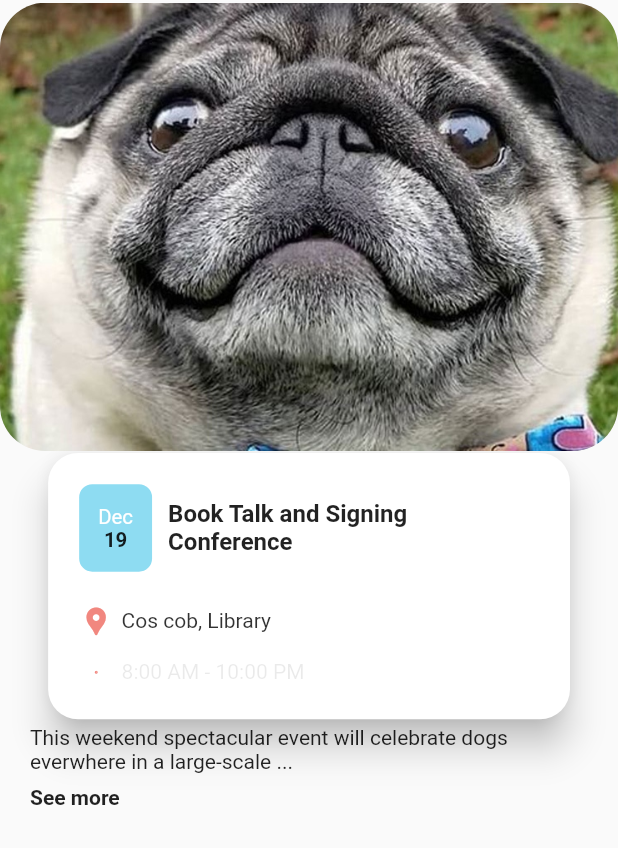
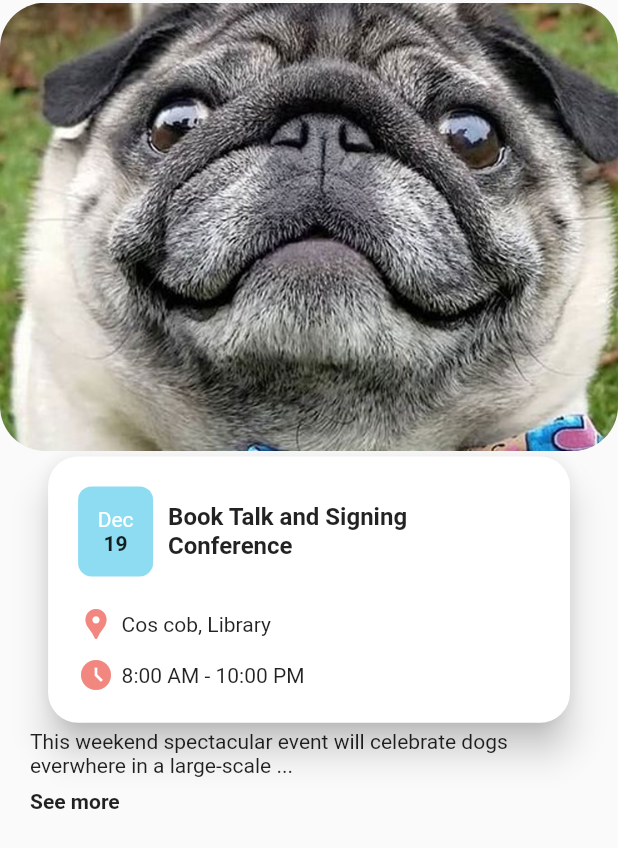
Before and after one commit to larsien/UIChallenge_event_ios_mobile_app_animation_by_ronasit2, a Flutter app: the Page2 screen opened directly, after a tap on "Sun", on a phone screen of 412 x 824 dp. Shown: the top 848 px of the screen. Run offline on Flutter 3.47's test engine with Material 2 defaults, Android fonts, the phone set to English and light mode, and no system bars.

```diff
--- a/lib/page2.dart
+++ b/lib/page2.dart
@@ -41,16 +41,7 @@ class _Page2State extends State<Page2> with SingleTickerProviderStateMixin {
         decoration: const BoxDecoration(color: Colors.white),
         child: Column(
           crossAxisAlignment: CrossAxisAlignment.start,
-          children: [
-            FadeTransition(
-              opacity: headerTextFadeInAnimation,
-              child: SlideTransition(
-                position: headerTextSlideUpAnimation,
-                child: const Header(),
-              ),
-            ),
-            Body(controller: controller)
-          ],
+          children: [const Header(), Body(controller: controller)],
         ),
       ),
     );
@@ -86,16 +77,10 @@ class Body extends StatelessWidget {
                       parent: controller,
                       curve: Interval(0.1 * index, 0.6 + index * 0.1,
                           curve: Curves.linear)));
-          return FadeTransition(
-            opacity: itemOpacityAnimation,
-            child: SlideTransition(
-              position: itemSlideAnimation,
-              child: GestureDetector(
+          return GestureDetector(
             onTap: () => Navigator.push(context, delayedRoute(index)),
             // MaterialPageRoute(builder: (contgext) => Page2(index))),
             child: Item(item: item, index: index),
-              ),
-            ),
           );
         },
       ),
@@ -288,18 +273,9 @@ class _CustomCoffeeAppBarState extends State<CustomCoffeeAppBar> {
   @override
   Widget build(BuildContext context) {
     return Stack(children: [
-      FadeTransition(
-        opacity: cupFadeInAnimation,
-        child: const AppBarBackground(),
-      ),
+      const AppBarBackground(),
       Align(
         alignment: const Alignment(0.5, 0.6),
-        child: CupTransition(
-            //적용 전
-            // animation: animation,
-            movingAnim: cupSlideUpAnimation,
-            rotationAnim: cupRotateAnimation,
-            opacityAnim: cupFadeInAnimation,
         child: SizedBox(
           height: 70,
           //https://www.pngwing.com/en/free-png-zqryl
@@ -307,7 +283,7 @@ class _CustomCoffeeAppBarState extends State<CustomCoffeeAppBar> {
             "images/coffee.png",
             fit: BoxFit.fitHeight,
           ),
-            )),
+        ),
       ),
       const AppBarBottomWhiteBackground(),
       SearchForTextWidget(
@@ -419,8 +395,6 @@ class SearchForTextWidget extends StatelessWidget {
       alignment: Alignment.centerLeft,
       child: Padding(
           padding: const EdgeInsets.only(left: 10),
-          child: FadeTransition(
-            opacity: cupOpacityAnimation,
           child: AnimatedBuilder(
             builder: (context, child) {
               String text =
@@ -432,7 +406,6 @@ class SearchForTextWidget extends StatelessWidget {
                       fontWeight: FontWeight.bold));
             },
             animation: textStepAnimation,
-            ),
           )),
     );
   }
--- a/lib/page3.dart
+++ b/lib/page3.dart
@@ -40,11 +40,7 @@ class _Page3State extends State<Page3> with SingleTickerProviderStateMixin {
         body: Column(
       children: [
         HeaderAppBar(index: widget.index, controller: controller),
-        SlideTransition(
-            position: mainBodySlideUpAnimation,
-            // child: FadeTransition(
-            //   opacity: mainTimeFadeInAnimation,
-            child: Column(
+        Column(
           children: [
             Positioned(
               top: 300,
@@ -58,7 +54,7 @@ class _Page3State extends State<Page3> with SingleTickerProviderStateMixin {
             ),
           ],
           // ),
-            )),
+        ),
       ],
     ));
   }
@@ -159,10 +155,7 @@ class _BodyMainInfoWidgetState extends State<BodyMainInfoWidget> {
               children: [
                 Row(
                   children: [
-                    ScaleTransition(
-                      scale: calendarScaleUpAnimation,
-                      child: const Calendar(),
-                    ),
+                    const Calendar(),
                     const SizedBox(width: 10),
                     SizedBox(
                       width: 192,
@@ -178,17 +171,12 @@ class _BodyMainInfoWidgetState extends State<BodyMainInfoWidget> {
                 ),
                 Row(
                   children: [
-                    ScaleTransition(
-                        scale: gpsIconScaleUpFadeInAnimation,
-                        child: const Icon(
+                    const Icon(
                       Icons.location_pin,
                       color: Color(primaryRedColor),
-                        )),
+                    ),
                     const SizedBox(width: 5),
-                    FadeTransition(
-                        opacity: gpsIconScaleUpFadeInAnimation,
-                        child:
-                            Text(sampleContentList[widget.index]["location"]!))
+                    Text(sampleContentList[widget.index]["location"]!)
                   ],
                 ),
                 const SizedBox(
@@ -197,16 +185,12 @@ class _BodyMainInfoWidgetState extends State<BodyMainInfoWidget> {
                 Row(
                   crossAxisAlignment: CrossAxisAlignment.center,
                   children: [
-                    ScaleTransition(
-                        scale: timerScaleUpFadeInAnimation,
-                        child: const Icon(
+                    const Icon(
                       Icons.access_time_filled,
                       color: Color(primaryRedColor),
-                        )),
+                    ),
                     const SizedBox(width: 5),
-                    FadeTransition(
-                        opacity: timerScaleUpFadeInAnimation,
-                        child: const Text("8:00 AM - 10:00 PM"))
+                    const Text("8:00 AM - 10:00 PM")
                   ],
                 ),
               ],
```
Lines whose indentation alone changed are shown as unchanged.
